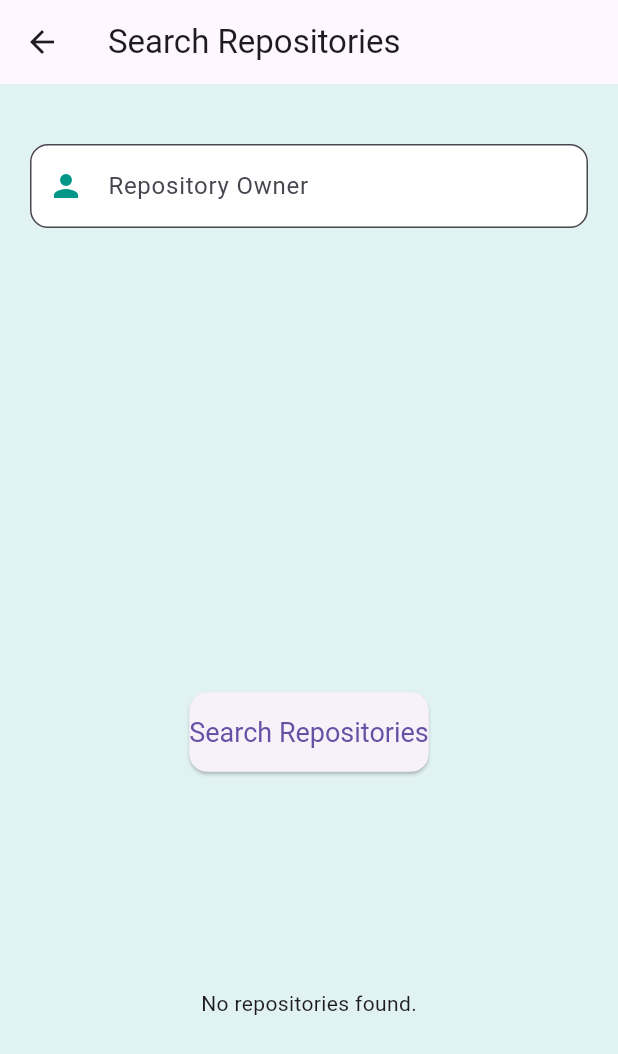
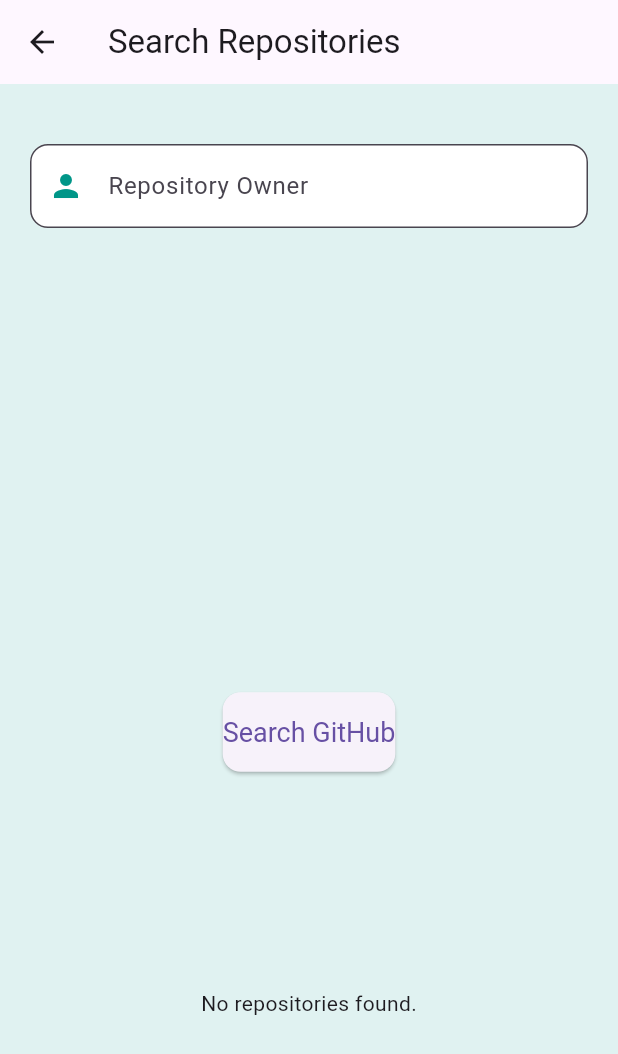
Before and after one commit to BRL-TRAINEES/Github, a Flutter app: the SearchScreen screen opened directly, on a phone screen of 412 x 824 dp. Shown: the top 1054 px of the screen. Run offline on Flutter 3.47's test engine with Material 3 defaults, Android fonts, the phone set to English and light mode, and no system bars; our stand-ins replace flutter_svg.

Commit message:
added a text

```diff
--- a/lib/screens/search_screen.dart
+++ b/lib/screens/search_screen.dart
@@ -129,7 +129,7 @@ class _SearchScreenState extends State<SearchScreen> {
                   borderRadius: BorderRadius.circular(12.0),
                 ),
               ),
-              child: const Text('Search Repositories'),
+              child: const Text('Search GitHub'),
             ),
             const SizedBox(height: 20),
             Expanded(
```
